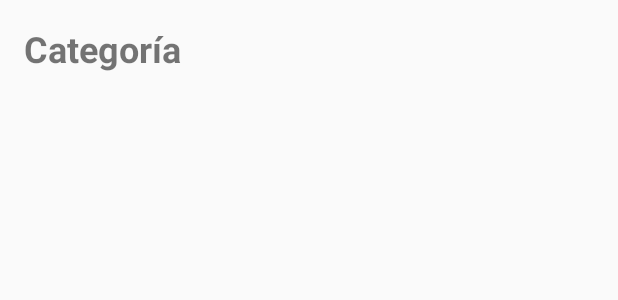
After one commit to EloyRoncales/NavarraFutbol, an Android app built with Jetpack Compose: the layout activity_clasificacion.xml on its own in the app's theme, with its tools: preview values and no code run, on a phone screen of 412 x 824 dp. The commit adds this screen. Shown: the top 300 px of the screen. Run offline under Robolectric (Android 15) with nearby library versions, the phone set to English and light mode, and no system bars; network calls fail.

Commit message:
Clasificacion

```diff
--- a/app/src/main/AndroidManifest.xml
+++ b/app/src/main/AndroidManifest.xml
@@ -30,6 +30,8 @@
         <activity android:name=".PerfilActivity"/>
         <activity android:name=".NoticiasActivity"/>
         <activity android:name=".DetalleNoticiaActivity"/>
+        <activity android:name=".ClasificacionActivity" />
+
 
     </application>
 </manifest>
--- /dev/null
+++ b/app/src/main/res/layout/activity_clasificacion.xml
@@ -0,0 +1,24 @@
+<?xml version="1.0" encoding="utf-8"?>
+<ScrollView xmlns:android="http://schemas.android.com/apk/res/android"
+    android:layout_width="match_parent"
+    android:layout_height="match_parent">
+
+    <LinearLayout
+        android:id="@+id/contenedorGrupos"
+        android:layout_width="match_parent"
+        android:layout_height="wrap_content"
+        android:orientation="vertical"
+        android:padding="16dp">
+
+        <TextView
+            android:id="@+id/tituloCategoria"
+            android:layout_width="match_parent"
+            android:layout_height="wrap_content"
+            android:text="Categoría"
+            android:textSize="24sp"
+            android:textStyle="bold"
+            android:paddingBottom="16dp" />
+
+        <!-- Aquí se insertarán dinámicamente los grupos -->
+    </LinearLayout>
+</ScrollView>
--- a/app/src/main/res/layout/activity_noticias.xml
+++ b/app/src/main/res/layout/activity_noticias.xml
@@ -26,7 +26,7 @@
         <!-- Rueda visible inicialmente -->
         <ProgressBar
             android:id="@+id/progressNoticias"
-            style="@android:style/Widget.DeviceDefault.Light.ProgressBar.Large"
+            style="@android:style/Widget.Holo.ProgressBar.Large"
             android:layout_width="wrap_content"
             android:layout_height="wrap_content"
             android:layout_gravity="center"
--- a/app/src/main/res/layout/activity_resultados.xml
+++ b/app/src/main/res/layout/activity_resultados.xml
@@ -57,7 +57,7 @@
         <!-- Rueda visible inicialmente -->
         <ProgressBar
             android:id="@+id/progressResultados"
-            style="@android:style/Widget.DeviceDefault.Light.ProgressBar.Large"
+            style="@android:style/Widget.Holo.ProgressBar.Large"
             android:layout_width="wrap_content"
             android:layout_height="wrap_content"
             android:layout_gravity="center"
--- a/app/src/main/res/values/colors.xml
+++ b/app/src/main/res/values/colors.xml
@@ -7,4 +7,6 @@
     <color name="white">#FFFFFF</color>
     <color name="black">#000000</color>
     <color name="light_grey">#D3D3D3</color>
+    <color name="verde_top1">#C8E6C9</color> <!-- Verde suave -->
+    <color name="rojo_ultimos">#FFCDD2</color> <!-- Rojo suave -->
 </resources>
```
Also changed, not shown: app/src/main/java/com/example/navarrafutbol/ClasificacionActivity.kt (added, +56 -0 lines), app/src/main/java/com/example/navarrafutbol/FiltroCategoriasActivity.kt (+19 -9 lines), app/src/main/java/com/example/navarrafutbol/adapter/ClasificacionAdapter.kt (added, +40 -0 lines), app/src/main/java/com/example/navarrafutbol/model/Models.kt (+18 -13 lines), app/src/main/java/com/example/navarrafutbol/service/NavarraFutbolApi.kt (+14 -1 lines), app/src/main/res/layout/item_clasificacion.xml (added, +23 -0 lines), app/src/main/res/layout/item_grupo_clasificacion.xml (added, +22 -0 lines).
